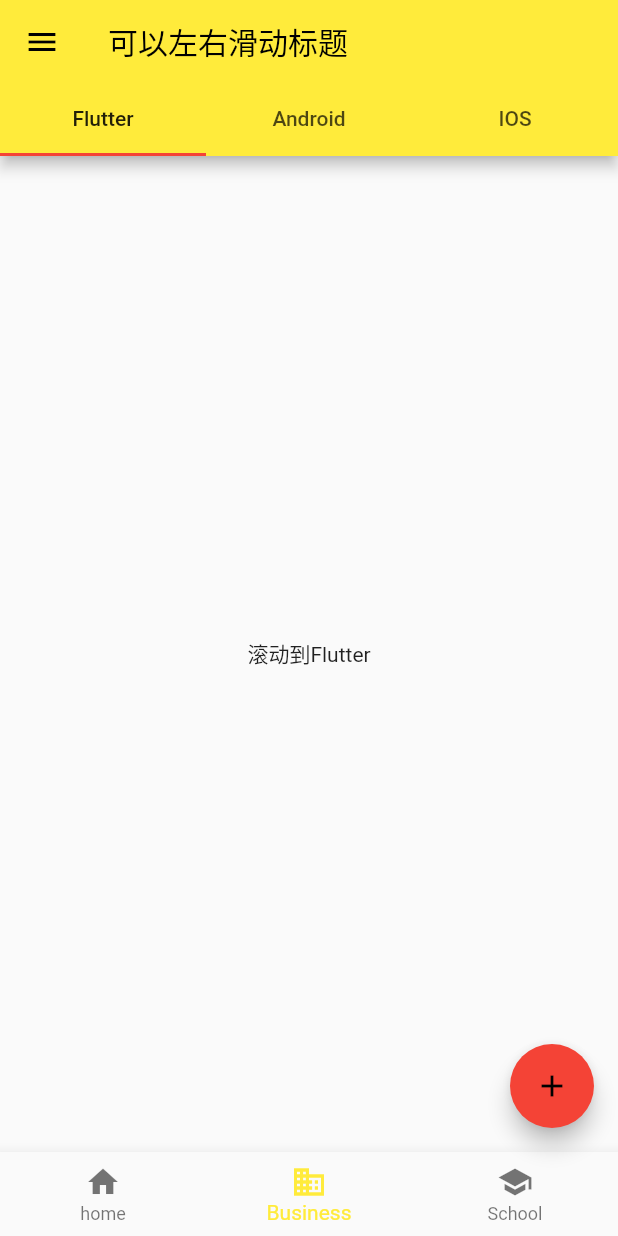
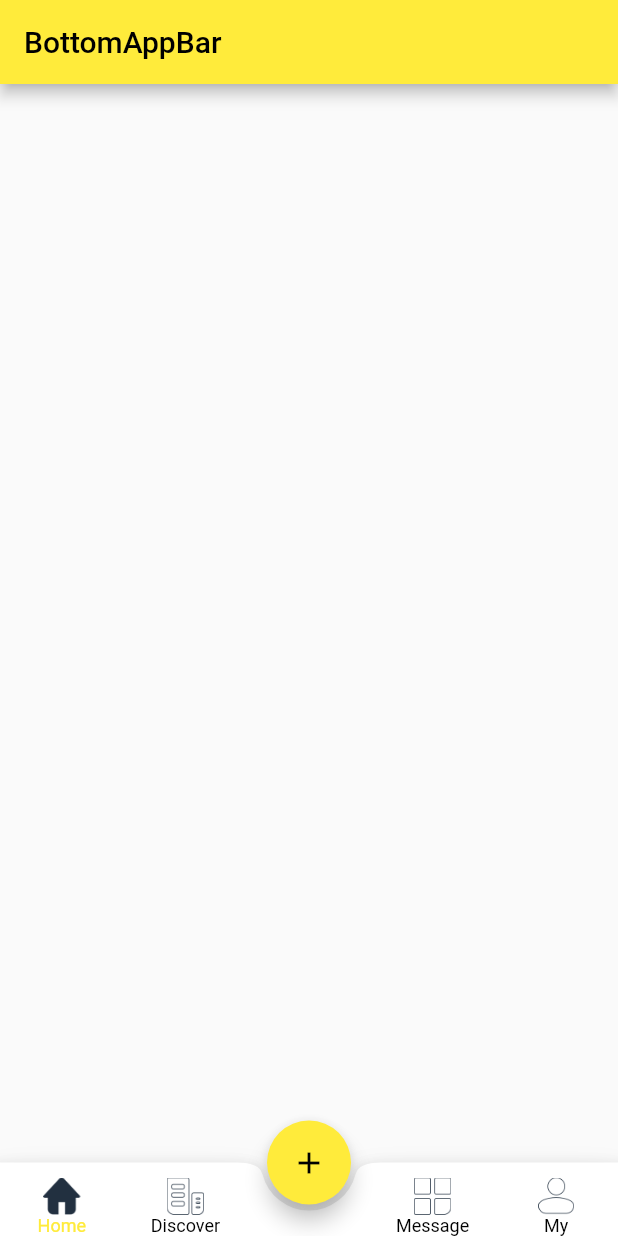
Before and after one commit to hujindong007/2022FlutterLearn, a Flutter app: the screen it shows after launch, on a phone screen of 412 x 824 dp. Run offline on Flutter 3.47's test engine with Material 2 defaults, Android fonts, the phone set to English and light mode, and no system bars; missing offline and left inert: dart:ffi.

Commit message:
学习Tabbar

```diff
--- a/lib/main.dart
+++ b/lib/main.dart
@@ -3,6 +3,7 @@ import 'package:flutter_2022_learn/widge/TextLearnDemo.dart';
 import 'package:flutter_2022_learn/widge/Login.dart';
 import 'package:flutter_2022_learn/widge/routeSetMain.dart';
 import 'package:flutter_2022_learn/widge/ColumnAndRow.dart';
+import 'package:flutter_2022_learn/widge/BottomTabBar.dart';
 
 main() {
   runApp(MyApp());
@@ -24,12 +25,14 @@ class MyApp extends StatelessWidget {
         "ColumnAndRow": (context) => ColumnAndRow(),
         "WrapLayout": (context) => WrapLayout(),
         "TabTitleListDemo": (context) => TabTitleListDemo(),
-        "TabBarListScrollView": (context) => TabBarListScrollView()
+        "TabBarListScrollView": (context) => TabBarListScrollView(),
+        "BottomTabBarDemo": (context) => BottomTabBarDemo(),
+        "BottomAppBarDemo": (context) => BottomAppBarDemo()
       },
       theme: ThemeData(primarySwatch: Colors.yellow), // 修改主题颜色
       // darkTheme: ThemeData(
       //     brightness: Brightness.dark, primarySwatch: Colors.deepPurple),
-      initialRoute: "TabBarListScrollView",
+      initialRoute: "BottomAppBarDemo",
       // initialRoute: "WrapLayout",
     );
   }
--- /dev/null
+++ b/lib/widge/BottomTabBar.dart
@@ -0,0 +1,167 @@
+import 'package:flutter/material.dart';
+import 'package:flutter_2022_learn/widge/ColumnAndRow.dart';
+
+class BottomTabBarDemo extends StatefulWidget {
+  // const BottomTabBarDemo({Key? key}) : super(key: key);
+  List<Widget> widgets = [FlutterView(), AndroidViewOne(), IOSView()];
+
+  @override
+  _BottomTabBarDemoState createState() => _BottomTabBarDemoState();
+}
+
+class _BottomTabBarDemoState extends State<BottomTabBarDemo> {
+  int _selectTabIndex = 0;
+  @override
+  Widget build(BuildContext context) {
+    return Scaffold(
+      appBar: AppBar(
+        title: Text("底部TabBar"),
+      ),
+      bottomNavigationBar: BottomNavigationBar(
+        items: [
+          BottomNavigationBarItem(icon: Icon(Icons.home), label: "Home"),
+          BottomNavigationBarItem(icon: Icon(Icons.add), label: "Add"),
+          BottomNavigationBarItem(icon: Icon(Icons.work), label: "Work")
+        ],
+        currentIndex: _selectTabIndex,
+        // onTap: (v) {
+        //   setState(() {
+        //     _selectTabIndex = v;
+        //   });
+        // },
+        onTap: _onTapBottomSelectIndex, // 和上面的效果一样
+      ),
+      body: widget.widgets[_selectTabIndex],
+    );
+  }
+
+  void _onTapBottomSelectIndex(int v) {
+    setState(() {
+      _selectTabIndex = v;
+    });
+  }
+}
+
+class BottomAppBarDemo extends StatefulWidget {
+  const BottomAppBarDemo({Key? key}) : super(key: key);
+
+  @override
+  _BottomAppBarDemoState createState() => _BottomAppBarDemoState();
+}
+
+class _BottomAppBarDemoState extends State<BottomAppBarDemo> {
+  int _selectBarIndex = 0;
+  List titles = ["Home", "Discover", "Message", "My"];
+
+  List normalImgUrls = [
+    "images/home_normal.png",
+    "images/discover_normal.png",
+    "images/message_normal.png",
+    "images/my_normal.png"
+  ];
+  List selectedImgUrls = [
+    "images/home_normal_select.png",
+    "images/discover_normal_select.png",
+    "images/message_normal_select.png",
+    "images/my_normal_select.png"
+  ];
+  @override
+  void initState() {
+    // TODO: implement initState
+    super.initState();
+    _selectBarIndex = 0;
+  }
+
+  @override
+  Widget build(BuildContext context) {
+    double itemWidth = MediaQuery.of(context).size.width / 5; // 屏幕宽
+    return Scaffold(
+      appBar: AppBar(
+        title: Text("BottomAppBar"),
+      ),
+      bottomNavigationBar: BottomAppBar(
+        color: Colors.white,
+        shape: CircularNotchedRectangle(),
+        child: Row(
+          children: <Widget>[
+            SizedBox(
+              height: 49,
+              width: itemWidth,
+              child: _bottomAppBarItem(0),
+            ),
+            SizedBox(
+              height: 49,
+              width: itemWidth,
+              child: _bottomAppBarItem(1),
+            ),
+            SizedBox(
+              height: 49,
+              width: itemWidth,
+            ),
+            SizedBox(
+              height: 49,
+              width: itemWidth,
+              child: _bottomAppBarItem(2),
+            ),
+            SizedBox(
+              height: 49,
+              width: itemWidth,
+              child: _bottomAppBarItem(3),
+            )
+          ],
+          mainAxisAlignment: MainAxisAlignment.spaceAround,
+        ),
+      ),
+      floatingActionButton: FloatingActionButton(
+        onPressed: () {
+          print("点击+");
+        },
+        child: Icon(Icons.add),
+      ),
+      floatingActionButtonLocation: FloatingActionButtonLocation.centerDocked,
+    );
+  }
+
+  Widget _bottomAppBarItem(int index) {
+    TextStyle style = TextStyle(fontSize: 12.0, color: Colors.black);
+    String ImgUrl = normalImgUrls[index];
+    if (_selectBarIndex == index) {
+      style = TextStyle(fontSize: 12.0, color: Colors.yellow);
+      ImgUrl = selectedImgUrls[index];
+    }
+    Widget item = Container(
+      child: GestureDetector(
+        child: Column(
+          children: [
+            SizedBox(
+              height: 10.0,
+            ),
+            Image.asset(
+              ImgUrl,
+              width: 25,
+              height: 25,
+            ),
+            // Image.network(
+            //   ImgUrl,
+            //   width: 25,
+            //   height: 25,
+            // ),
+            Text(
+              titles[index],
+              style: style,
+            )
+          ],
+        ),
+        onTap: () {
+          if (_selectBarIndex != index) {
+            // 不是同一个
+            setState(() {
+              _selectBarIndex = index;
+            });
+          }
+        },
+      ),
+    );
+    return item;
+  }
+}
--- a/lib/widge/ColumnAndRow.dart
+++ b/lib/widge/ColumnAndRow.dart
@@ -242,7 +242,7 @@ class _TabTitleListDemoState extends State<TabTitleListDemo>
 class TabBarListScrollView extends StatefulWidget {
   // const TabBarListScrollView({Key? key}) : super(key: key);
 
-  List<Widget> widgets = [FlutterView(), AndroidView(), IOSView()];
+  List<Widget> widgets = [FlutterView(), AndroidViewOne(), IOSView()];
   @override
   _TabBarListScrollViewState createState() => _TabBarListScrollViewState();
 }
@@ -251,7 +251,7 @@ class _TabBarListScrollViewState extends State<TabBarListScrollView>
     with SingleTickerProviderStateMixin {
   List tabs = ["Flutter", "Android", "IOS"];
   late TabController _controller;
-  int _selectIndex = 1;
+  int _selectIndex = 0;
   @override
   void initState() {
     // TODO: implement initState
@@ -324,8 +324,8 @@ class FlutterView extends StatelessWidget {
   }
 }
 
-class AndroidView extends StatelessWidget {
-  const AndroidView({Key? key}) : super(key: key);
+class AndroidViewOne extends StatelessWidget {
+  const AndroidViewOne({Key? key}) : super(key: key);
 
   @override
   Widget build(BuildContext context) {
```
Also changed, not shown: pubspec.yaml (+10 -0 lines), images/discover_normal.png (added), images/discover_normal_select.png (added), images/home_normal.png (added), images/home_normal_select.png (added), images/message_normal.png (added), images/message_normal_select.png (added), images/my_normal.png (added), images/my_normal_select.png (added), 21 other files.
